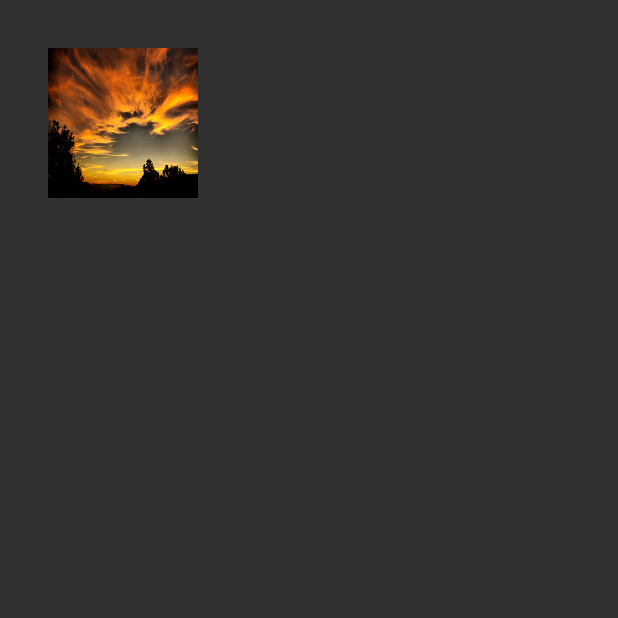
After one commit to MicheleGrisafi/Picrate, an Android app: the ZoomActivity screen opened directly, with no data from a screen before it, on a phone screen of 412 x 824 dp, the top half of it. The commit adds this screen. Run offline under Robolectric (Android 15) with nearby library versions, the phone set to English and light mode, and no system bars.

```diff
--- a/app/src/main/AndroidManifest.xml
+++ b/app/src/main/AndroidManifest.xml
@@ -55,8 +55,8 @@
             android:value="@string/google_maps_key" />
 
         <activity
-            android:name=".MapsActivity"
-            android:label="@string/title_activity_maps"></activity>
+            android:name=".MapsActivity"></activity>
+        <activity android:name=".ZoomActivity"/>
     </application>
 
 </manifest>
--- /dev/null
+++ b/app/src/main/java/androidlab/fotografando/TouchHighlightImageButton.java
@@ -0,0 +1,69 @@
+package androidlab.fotografando;
+
+import android.content.Context;
+import android.content.res.TypedArray;
+import android.graphics.Canvas;
+import android.graphics.Rect;
+import android.graphics.drawable.Drawable;
+import android.util.AttributeSet;
+import android.widget.ImageButton;
+
+public class TouchHighlightImageButton extends ImageButton {
+
+    private Drawable mForegroundDrawable;
+    private Rect mCachedBounds = new Rect();
+
+    public TouchHighlightImageButton(Context context) {
+        super(context);
+        init();
+    }
+
+    public TouchHighlightImageButton(Context context, AttributeSet attrs) {
+        super(context, attrs);
+        init();
+    }
+
+    public TouchHighlightImageButton(Context context, AttributeSet attrs, int defStyle) {
+        super(context, attrs, defStyle);
+        init();
+    }
+
+    private void init() {
+        // Reset default ImageButton background and padding.
+        setBackgroundColor(0);
+        setPadding(0, 0, 0, 0);
+
+        TypedArray a = getContext()
+                .obtainStyledAttributes(new int[]{android.R.attr.selectableItemBackground});
+        mForegroundDrawable = a.getDrawable(0);
+        mForegroundDrawable.setCallback(this);
+        a.recycle();
+    }
+
+    @Override
+    protected void drawableStateChanged() {
+        super.drawableStateChanged();
+
+        if (mForegroundDrawable.isStateful()) {
+            mForegroundDrawable.setState(getDrawableState());
+        }
+
+        invalidate();
+    }
+
+    @Override
+    protected void onDraw(Canvas canvas) {
+        super.onDraw(canvas);
+
+        mForegroundDrawable.setBounds(mCachedBounds);
+        mForegroundDrawable.draw(canvas);
+    }
+
+    @Override
+    protected void onSizeChanged(int w, int h, int oldw, int oldh) {
+        super.onSizeChanged(w, h, oldw, oldh);
+
+        // Cache the view bounds.
+        mCachedBounds.set(0, 0, w, h);
+    }
+}
--- /dev/null
+++ b/app/src/main/res/drawable/ic_file_download_24dp.xml
@@ -0,0 +1,13 @@
+<?xml version="1.0" encoding="utf-8"?>
+<vector xmlns:android="http://schemas.android.com/apk/res/android"
+    android:width="24dp"
+    android:height="24dp"
+    android:viewportWidth="24"
+    android:viewportHeight="24">
+
+    <path
+        android:fillColor="#FFFFFF"
+        android:pathData="M19 9h-4V3H9v6H5l7 7 7-7zM5 18v2h14v-2H5z" />
+    <path
+        android:pathData="M0 0h24v24H0z" />
+</vector>
--- /dev/null
+++ b/app/src/main/res/drawable/ic_location_on_24dp.xml
@@ -0,0 +1,14 @@
+<?xml version="1.0" encoding="utf-8"?>
+<vector xmlns:android="http://schemas.android.com/apk/res/android"
+    android:width="24dp"
+    android:height="24dp"
+    android:viewportWidth="24"
+    android:viewportHeight="24">
+
+    <path
+        android:fillColor="#FFFFFF"
+        android:pathData="M12 2C8.13 2 5 5.13 5 9c0 5.25 7 13 7 13s7-7.75 7-13c0-3.87-3.13-7-7-7zm0
+9.5c-1.38 0-2.5-1.12-2.5-2.5s1.12-2.5 2.5-2.5 2.5 1.12 2.5 2.5-1.12 2.5-2.5 2.5z" />
+    <path
+        android:pathData="M0 0h24v24H0z" />
+</vector>
--- /dev/null
+++ b/app/src/main/res/layout/activity_zoom.xml
@@ -0,0 +1,88 @@
+<android.support.constraint.ConstraintLayout xmlns:android="http://schemas.android.com/apk/res/android"
+    xmlns:app="http://schemas.android.com/apk/res-auto"
+    xmlns:tools="http://schemas.android.com/tools"
+    android:id="@+id/container"
+    android:layout_width="match_parent"
+    android:layout_height="match_parent">
+
+
+    <androidlab.fotografando.TouchHighlightImageButton
+        android:id="@+id/thumb_button_1"
+        android:layout_width="100dp"
+        android:layout_height="100dp"
+        android:layout_marginTop="32dp"
+        android:contentDescription=""
+        android:scaleType="centerCrop"
+        android:src="@drawable/beautiful_photography"
+        app:layout_constraintLeft_toLeftOf="parent"
+        app:layout_constraintTop_toTopOf="parent"
+        android:layout_marginLeft="32dp"
+        android:layout_marginStart="32dp" />
+
+    <ImageView
+        android:id="@+id/expanded_image"
+        android:layout_width="0dp"
+        android:layout_height="0dp"
+        android:background="@color/colorBlack"
+        android:contentDescription=""
+        android:visibility="invisible"
+        app:layout_constraintBottom_toBottomOf="parent"
+        app:layout_constraintLeft_toLeftOf="parent"
+        app:layout_constraintRight_toRightOf="parent"
+        app:layout_constraintTop_toTopOf="parent"
+        app:layout_constraintVertical_bias="0.0"
+        tools:layout_conversion_absoluteHeight="495dp"
+        tools:layout_conversion_absoluteWidth="0dp"
+        tools:layout_conversion_absoluteX="8dp"
+        tools:layout_conversion_absoluteY="89dp" />
+
+    <ImageButton
+        android:id="@+id/btnBack"
+        android:layout_width="24dp"
+        android:layout_height="24dp"
+        android:layout_marginLeft="16dp"
+        android:layout_marginStart="16dp"
+        android:layout_marginTop="24dp"
+        android:background="@android:color/transparent"
+        android:src="@drawable/ic_arrow_back_white_24dp"
+        android:visibility="invisible"
+        app:layout_constraintLeft_toLeftOf="parent"
+        app:layout_constraintTop_toTopOf="parent"
+        tools:clickable="false"
+        tools:layout_conversion_absoluteHeight="24dp"
+        tools:layout_conversion_absoluteWidth="24dp"
+        tools:layout_conversion_absoluteX="16dp"
+        tools:layout_conversion_absoluteY="28dp" />
+
+    <ImageButton
+        android:id="@+id/btnDownload"
+        android:layout_width="24dp"
+        android:layout_height="24dp"
+        android:layout_marginLeft="24dp"
+        android:layout_marginTop="24dp"
+        android:background="@android:color/transparent"
+        android:src="@drawable/ic_file_download_24dp"
+        android:visibility="invisible"
+        app:layout_constraintLeft_toRightOf="@+id/btnBack"
+        app:layout_constraintTop_toTopOf="parent"
+        tools:layout_conversion_absoluteHeight="24dp"
+        tools:layout_conversion_absoluteWidth="24dp"
+        tools:clickable="false"
+        android:layout_marginStart="24dp" />
+
+    <ImageButton
+        android:id="@+id/btnMap"
+        android:layout_width="24dp"
+        android:layout_height="24dp"
+        android:layout_marginLeft="24dp"
+        android:layout_marginTop="24dp"
+        android:background="@android:color/transparent"
+        android:src="@drawable/ic_location_on_24dp"
+        android:visibility="invisible"
+        app:layout_constraintLeft_toRightOf="@+id/btnDownload"
+        app:layout_constraintTop_toTopOf="parent"
+        tools:clickable="false"
+        android:layout_marginStart="24dp" />
+
+
+</android.support.constraint.ConstraintLayout>
```
Also changed, not shown: app/src/main/java/androidlab/fotografando/MainActivity.java (+4 -9 lines), app/src/main/java/androidlab/fotografando/MapsActivity.java (+6 -8 lines), app/src/main/java/androidlab/fotografando/ZoomActivity.java (added, +215 -0 lines), app/src/main/java/androidlab/fotografando/camera.java (+5 -5 lines), app/src/main/res/layout/activity_main.xml (+3 -7 lines), app/src/main/res/layout/activity_maps.xml (+15 -14 lines), app/src/main/res/values/strings.xml (+14 -9 lines), 1 other file.
